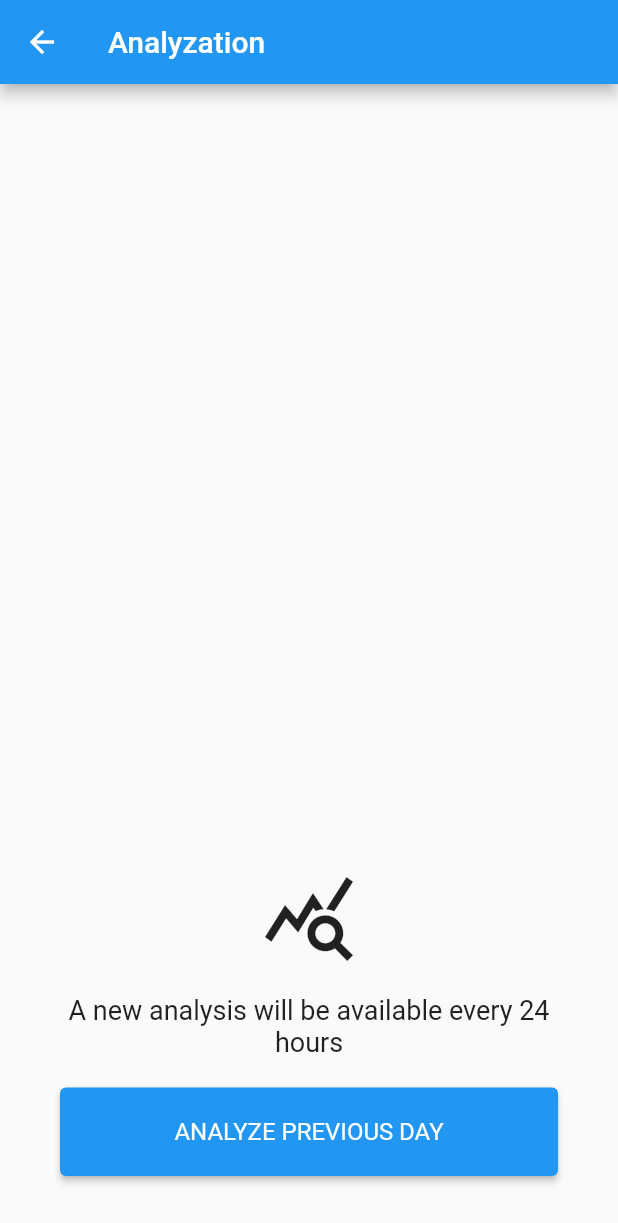
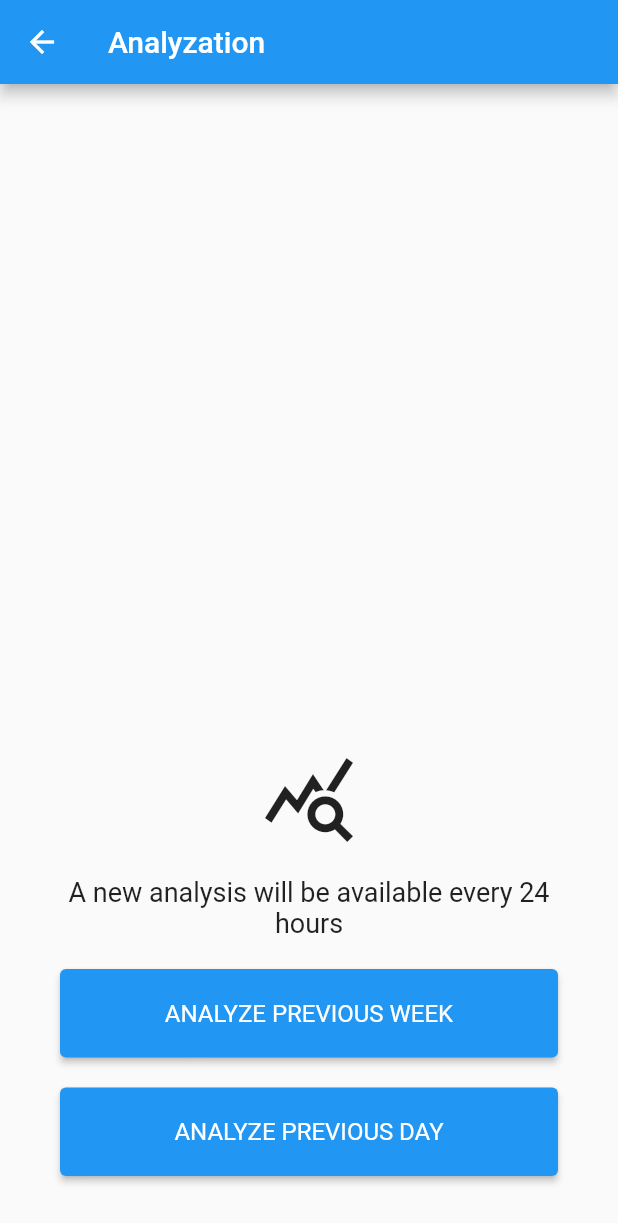
Before and after one commit to sahha-ai/sahha_flutter, a Flutter app: the AnalyzationView screen opened by its route, after a tap on "ANALYZE PREVIOUS DAY", on a phone screen of 412 x 824 dp. Shown: the top 1223 px of the screen. Run offline on Flutter 3.47's test engine with Material 2 defaults, Android fonts, the phone set to English and light mode, and no system bars; our stand-ins replace shared_preferences; missing offline and left inert: flutter_picker; accounts and stored records are empty.

Commit message:
Revert "reverse analyze dates temporarily"
This reverts commit 02c66671c2287635d37aa6312ac4a9516a2d88ea.

```diff
--- a/example/lib/Views/AnalyzationView.dart
+++ b/example/lib/Views/AnalyzationView.dart
@@ -7,6 +7,11 @@ class AnalyzationView extends StatelessWidget {
   onTapAnalyze(BuildContext context, bool isDaily) {
     if (isDaily) {
       SahhaFlutter.analyze()
+          .then((value) => {showAlertDialog(context, value)})
+          .catchError((error, stackTrace) => {debugPrint(error.toString())});
+    } else {
+      var week = DateTime.now().subtract(Duration(days: 7));
+      SahhaFlutter.analyze(startDate: week, endDate: DateTime.now())
           .then((value) => {showAlertDialog(context, value)})
           .catchError((error, stackTrace) => {debugPrint(error.toString())});
     }
@@ -64,6 +69,19 @@ class AnalyzationView extends StatelessWidget {
                       textStyle: const TextStyle(fontSize: 16),
                     ),
                     onPressed: () {
+                      onTapAnalyze(context, false);
+                    },
+                    child: const Text('ANALYZE PREVIOUS WEEK'),
+                  ),
+                  const SizedBox(height: 20),
+                  ElevatedButton(
+                    style: ElevatedButton.styleFrom(
+                      minimumSize: const Size.fromHeight(40),
+                      padding: const EdgeInsets.symmetric(
+                          horizontal: 40, vertical: 20),
+                      textStyle: const TextStyle(fontSize: 16),
+                    ),
+                    onPressed: () {
                       onTapAnalyze(context, true);
                     },
                     child: const Text('ANALYZE PREVIOUS DAY'),
--- a/lib/sahha_flutter.dart
+++ b/lib/sahha_flutter.dart
@@ -101,9 +101,17 @@ class SahhaFlutter {
     }
   }
 
-  static Future<String> analyze() async {
+  static Future<String> analyze(
+      {DateTime? startDate, DateTime? endDate}) async {
     try {
-      String value = await _channel.invokeMethod('analyze');
+      String? startDateString;
+      String? endDateString;
+      if (startDate != null && endDate != null) {
+        startDateString = startDate.toIso8601String();
+        endDateString = endDate.toIso8601String();
+      }
+      String value = await _channel.invokeMethod(
+          'analyze', {'startDate': startDateString, 'endDate': endDateString});
       return value;
     } on PlatformException catch (error) {
       return Future.error(error);
```
Also changed, not shown: 2 other files.
